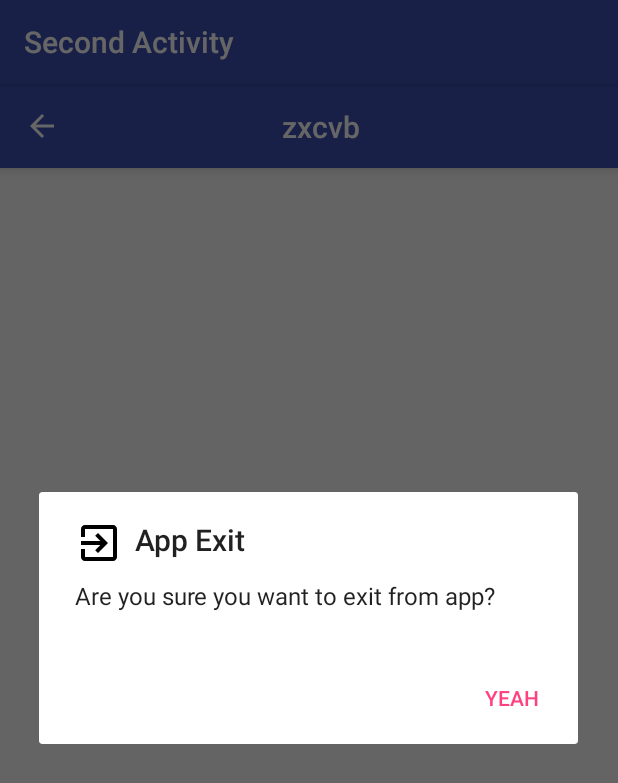
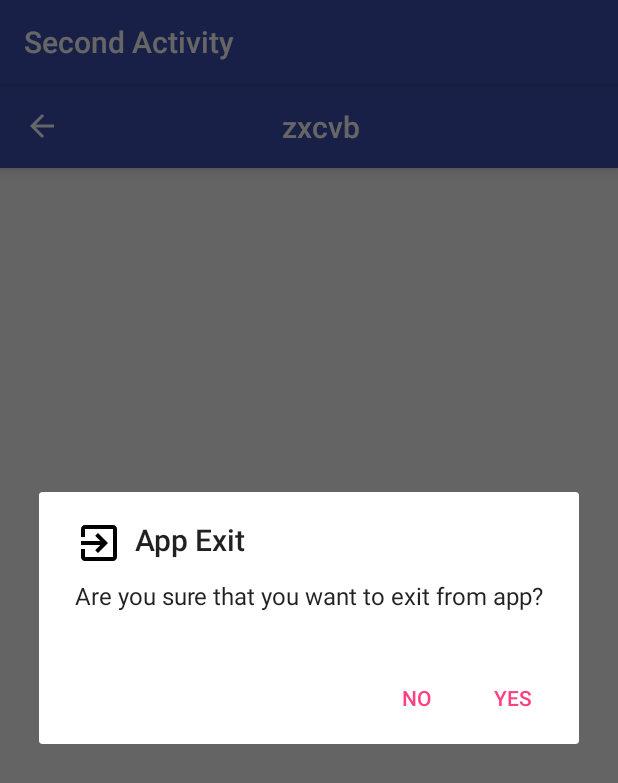
Before and after one commit to preyansh11911/KotlinStructure, an Android app: the SecondActivity screen opened directly, with no data from a screen before it, after a tap on an icon or button, on a phone screen of 412 x 824 dp. Shown: the top 783 px of the screen. Run offline under Robolectric (Android 15) with nearby library versions, the phone set to English and light mode, and no system bars; our stand-ins replace data binding; 3 statements that could not run were skipped.

```diff
--- a/app/build.gradle
+++ b/app/build.gradle
@@ -33,6 +33,7 @@ dependencies {
     implementation 'com.android.support:appcompat-v7:27.1.1'
     implementation 'com.android.support:design:27.1.1'
     implementation 'com.android.support.constraint:constraint-layout:1.1.0'
+    implementation 'com.android.support:support-v4:27.1.1'
     testImplementation 'junit:junit:4.12'
     androidTestImplementation 'com.android.support.test:runner:1.0.2'
     androidTestImplementation 'com.android.support.test.espresso:espresso-core:3.0.2'
--- /dev/null
+++ b/app/src/main/java/com/example/parth/kotlinpractice_2/home/HomeFragment.kt
@@ -0,0 +1,6 @@
+package com.example.parth.kotlinpractice_2.home
+
+
+import android.support.v4.app.Fragment
+
+class HomeFragment : Fragment()
--- a/app/src/main/java/com/example/parth/kotlinpractice_2/kotlin/ext.kt
+++ b/app/src/main/java/com/example/parth/kotlinpractice_2/kotlin/ext.kt
@@ -4,86 +4,100 @@ import android.app.Activity
 import android.content.Context
 import android.content.DialogInterface
 import android.content.Intent
+import android.support.annotation.StringRes
+import android.support.design.widget.Snackbar
+import android.support.v4.app.Fragment
 import android.support.v7.app.AlertDialog
+import android.view.View
+import android.widget.Toast
 import com.example.parth.kotlinpractice_2.R
 
 fun Activity.launchActivity(intent: Intent) {
     this.startActivity(intent)
 }
 
-interface ConfirmationDialogClickListener {
-    fun onNegativeButtonClick(dialog: DialogInterface)
-    fun onPositiveButtonClick(dialog: DialogInterface)
-}
-
-interface ConfirmationDialogListener {
-    fun onNegativeButtonClick()
-}
-
-/** The identifier for the positive button.  */
-val BUTTON_POSITIVE = -1
-
-/** The identifier for the negative button.  */
-val BUTTON_NEGATIVE = -2
-
-fun Context.showConfirmationDialog(icon: Int = R.drawable.ic_app_exit, title: String = "", message: String? = "Are you sure you want to exit from app?", posButtonText: String? = "YES", negButtonText: String = "NO", listner: (Int) -> Unit) {
-//    listner.invoke()
+fun Context.showConfirmationDialog(icon: Int = R.drawable.ic_app_exit, title: String = "App Exit", message: String? = "Are you sure you want to exit from app?", posButtonText: String? = "YES", negButtonText: String = "", postiveClick: (() -> Unit)? = null, negativeClick: (() -> Unit)? = null
+) {
     var alertDialog = AlertDialog.Builder(this)
     alertDialog.apply {
         icon.let { setIcon(it) }
-
-        if (title.isNotBlank()) {
-            setTitle(title)
-        }
-
+        title.let { setTitle(it) }
         message?.let { setMessage(it) }
-        posButtonText?.let { setPositiveButton(it) { dialog, which -> listner.invoke(BUTTON_POSITIVE) } }
-        negButtonText.let { setNegativeButton(it) { dialog, which -> listner.invoke(BUTTON_NEGATIVE) } }
+        posButtonText?.let { setPositiveButton(it) { dialog, which -> postiveClick?.invoke() } }
+        if (negButtonText.isNotBlank())
+            negButtonText.let { setNegativeButton(it) { dialog, which -> negativeClick?.invoke() } }
         create()
         show()
     }
 }
 
-fun Context.showConfirmationDialog(icon: Int = R.drawable.ic_app_exit, title: String = "App Exit", message: String? = "Are you sure you want to exit from app?", posButtonText: String? = "YES", negButtonText: String = "", postiveClick: ((s: String) -> Unit)? = null, negativeClick: ((String) -> Unit)? = null) {
-    var alertDialog = AlertDialog.Builder(this)
-    alertDialog.apply {
-        icon.let { setIcon(it) }
-        title.let { setTitle(it) }
-        message?.let { setMessage(it) }
-        posButtonText?.let { setPositiveButton(it) { dialog, which -> postiveClick?.invoke("sjk") } }
-        if (negButtonText.isNotBlank())
-            negButtonText.let { setNegativeButton(it) { dialog, which -> negativeClick?.invoke("text") } }
-        create()
-        show()
+fun Context.alert(alertDialog: AlertDialogBuilder.() -> Unit) = AlertDialogBuilder(this).apply(alertDialog)
+
+class AlertDialogBuilder(context: Context) {
+
+    lateinit var builder: AlertDialog.Builder
+    lateinit var dialog: AlertDialog
+
+    init {
+        builder = AlertDialog.Builder(context)
+        builder.setCancelable(false)
+    }
+
+    fun title(@StringRes title: Int) {
+        builder.setTitle(title)
+    }
+
+    fun icon(iconRes: Int) {
+        builder.setIcon(iconRes)
+    }
+
+    fun message(@StringRes msg: Int) {
+        builder.setMessage(msg)
+    }
+
+    fun positiveButtonClick(@StringRes s: Int, listener: DialogInterface.() -> Unit) {
+        builder.setPositiveButton(s) { dialog, which -> dialog.listener() }
+    }
+
+    fun negativeButtonClick(@StringRes s: Int, listener: DialogInterface.() -> Unit) {
+        builder.setNegativeButton(s) { dialog, which -> dialog.listener() }
+    }
+
+    fun show() {
+        dialog = builder.create()
+        dialog.show()
+        dialog.setCanceledOnTouchOutside(false)
+    }
+
+    fun makeCancelable() {
+        builder.setCancelable(true)
+    }
+
+    fun makeCancelableOnTouchOutSide() {
+        dialog.setCanceledOnTouchOutside(true)
     }
 }
 
-//fun Context.showConfirmationDialog(listener: (DialogInterface)->Unit) {
-//
-//    var alertDialog = AlertDialog.Builder(this)
-////    alertDialog.apply {
-////        icon?.let { setIcon(it) }
-////        title?.let { setTitle(it) }
-////        message?.let { setMessage(it) }
-//////        posButtonText?.let { setPositiveButton(it) {dialog, which -> listener.run { listener.onPo} }}
-////        negButtonText?.let { setNegativeButton(it) {dialog, which -> listener.invoke(dialog) }}
-////        create()
-////        show()
-////    }
-//}
+fun Fragment.toast(msg: String, duration: Duration) {
+    activity?.toast(msg, duration)
+}
 
-//fun Context.showConfirmationDialog(listener: ()->Unit) {
-//
-//    listener.invoke(d)
-//
-//    var alertDialog = AlertDialog.Builder(this)
-///*    alertDialog.apply {
-//        icon?.let { setIcon(it) }
-//        title?.let { setTitle(it) }
-//        message?.let { setMessage(it) }
-////        posButtonText?.let { setPositiveButton(it) {dialog, which -> listener.run { listener.onPo} }}
-//        negButtonText?.let { setNegativeButton(it) {dialog, which -> listener.onNegativeButtonClick() }}
-//        create()
-//        show()*/
-//    }
-//}
+fun Context.toast(msg: String, duration: Duration) {
+    val dur: Int
+    when (duration) {
+        Duration.LONG -> dur = Toast.LENGTH_LONG
+        Duration.SHORT -> dur = Toast.LENGTH_SHORT
+        else -> {
+            dur = Toast.LENGTH_SHORT
+        }
+    }
+    Toast.makeText(this, msg, dur).show()
+}
+
+fun snack(v: View, msg: String) {
+    Snackbar.make(v, msg, Snackbar.LENGTH_SHORT)
+}
+
+enum class Duration {
+    SHORT, LONG, INDEFINITE
+}
--- a/app/src/main/java/com/example/parth/kotlinpractice_2/module/MainViewModel.kt
+++ b/app/src/main/java/com/example/parth/kotlinpractice_2/module/MainViewModel.kt
@@ -23,6 +23,6 @@ class MainViewModel(_activity: MainActivity) : ActivityViewModel(_activity) {
     }
 
     fun onSecondClick(view: View) {
-        startActivity(SecondActivity.getIntent(coreActivity, false))
+        startActivity(SecondActivity.getIntent(coreActivity, isBackEnabled = true))
     }
 }
--- a/app/src/main/java/com/example/parth/kotlinpractice_2/support/CoreActivity.kt
+++ b/app/src/main/java/com/example/parth/kotlinpractice_2/support/CoreActivity.kt
@@ -14,7 +14,7 @@ import android.widget.LinearLayout
 import com.example.parth.kotlinpractice_2.R
 import com.example.parth.kotlinpractice_2.databinding.ActivityCoreBinding
 import com.example.parth.kotlinpractice_2.databinding.ActivityDrawerBinding
-import com.example.parth.kotlinpractice_2.kotlin.showConfirmationDialog
+import com.example.parth.kotlinpractice_2.kotlin.alert
 import kotlinx.android.synthetic.main.activity_core.*
 import kotlinx.android.synthetic.main.activity_drawer.*
 import kotlinx.android.synthetic.main.app_bar_drawer.*
@@ -31,10 +31,16 @@ abstract class CoreActivity<T : CoreActivity<T, DB, VM>, DB : ViewDataBinding, V
     lateinit var binding: DB
     var vm: VM? = null
     val viewModel: VM
-        get() = createViewModel(activity)
+        get() {
+            if (vm == null) vm = createViewModel(activity)
+            return vm!!
+        }
     var coreVM: ActivityViewModel? = null
     val coreViewModel: ActivityViewModel
-        get() = createCoreViewModel()
+        get() {
+            if (coreVM == null) coreVM = createCoreViewModel()
+            return coreVM!!
+        }
 
     override fun setContentView(childView: View?) {
         val lp = LinearLayout.LayoutParams(ViewGroup.LayoutParams.MATCH_PARENT, ViewGroup.LayoutParams.MATCH_PARENT)
@@ -45,8 +51,15 @@ abstract class CoreActivity<T : CoreActivity<T, DB, VM>, DB : ViewDataBinding, V
         drawer_layout?.let { if (it.isDrawerOpen(GravityCompat.START)) it.closeDrawer(GravityCompat.START) }
 
         if (!isBackEnabled()) {
-            showConfirmationDialog(posButtonText = "YEAH", postiveClick = ::setActionBarTitle)
-
+            alert {
+                icon(R.drawable.ic_app_exit)
+                title(R.string.alert_title)
+                message(R.string.alert_message)
+                positiveButtonClick(R.string.YES) { super.onBackPressed() }
+                negativeButtonClick(R.string.NO) { }
+                makeCancelable()
+                show()
+            }
         } else {
             super.onBackPressed()
         }
@@ -85,15 +98,6 @@ abstract class CoreActivity<T : CoreActivity<T, DB, VM>, DB : ViewDataBinding, V
         }
     }
 
-    fun setActionBarTitle() {
-//        if (isCustomActionbar())
-
-//            coreViewModel.actionBarTitle.set(title)
-//        else
-//            activity.title = title
-
-    }
-
     fun setActionBarTitle(title: String) {
         if (isCustomActionbar())
             coreViewModel.actionBarTitle.set(title)
@@ -126,20 +130,15 @@ abstract class CoreActivity<T : CoreActivity<T, DB, VM>, DB : ViewDataBinding, V
     }
 
     private fun setActionBar(childLayoutRes: Int) {
-        val hasActionBar = hasActionbar()
-        val isCustomActionBar = isCustomActionbar()
-        val isBackEnabled = isBackEnabled()
-        val actionBarTitle = getActionBarTitle()
-
-        if (hasActionBar) {
-            if (isCustomActionBar) {
+        if (hasActionbar()) {
+            if (isCustomActionbar()) {
                 removeActionBar()
                 setBindings(childLayoutRes)
-                setCustomActionBarProperties(isCustomActionBar, actionBarTitle, isBackEnabled)
+                setCustomActionBarProperties(isCustomActionbar(), getActionBarTitle(), isBackEnabled())
                 activity.setSupportActionBar(tool_bar_box)
             } else {
                 setBindings(childLayoutRes)
-                setDefaultActionBarProperties(actionBarTitle, isBackEnabled)
+                setDefaultActionBarProperties(getActionBarTitle(), isBackEnabled())
             }
         } else {
             removeActionBar()
@@ -210,4 +209,5 @@ abstract class CoreActivity<T : CoreActivity<T, DB, VM>, DB : ViewDataBinding, V
     }
 
     open fun setBottomNavDrawerMenu(bottomNavigation: BottomNavigationView) {}
+
 }
--- /dev/null
+++ b/app/src/main/java/com/example/parth/kotlinpractice_2/support/CoreFragment.kt
@@ -0,0 +1,6 @@
+package com.example.parth.kotlinpractice_2.support
+
+import android.databinding.ViewDataBinding
+import android.support.v4.app.Fragment
+
+class CoreFragment<T : CoreFragment<T, DB, VM>, DB : ViewDataBinding, VM : FragmentViewModel> : Fragment()
--- /dev/null
+++ b/app/src/main/java/com/example/parth/kotlinpractice_2/support/FragmentViewModel.kt
@@ -0,0 +1,5 @@
+package com.example.parth.kotlinpractice_2.support
+
+import android.databinding.BaseObservable
+
+class FragmentViewModel : BaseObservable()
--- a/app/src/main/res/layout/activity_core.xml
+++ b/app/src/main/res/layout/activity_core.xml
@@ -49,7 +49,6 @@
             android:id="@+id/bottom_navigation"
             android:layout_width="match_parent"
             android:layout_height="wrap_content"
-            app:menu="@menu/bottom_navigation_menu"
             android:visibility="@{vm.hasBottomNavigation ? View.VISIBLE : View.GONE}"/>
 
     </LinearLayout>
--- a/app/src/main/res/menu/bottom_navigation_menu.xml
+++ b/app/src/main/res/menu/bottom_navigation.xml
@@ -1,7 +1,5 @@
 <?xml version="1.0" encoding="utf-8"?>
-<menu xmlns:android="http://schemas.android.com/apk/res/android"
-    xmlns:tools="http://schemas.android.com/tools"
-    tools:showIn="navigation_view">
+<menu xmlns:android="http://schemas.android.com/apk/res/android">
 
     <item
         android:id="@+id/nav_camera"
--- a/app/src/main/res/values/strings.xml
+++ b/app/src/main/res/values/strings.xml
@@ -8,4 +8,12 @@
     <string name="nav_header_desc">Navigation header</string>
     <string name="action_settings">Settings</string>
     <string name="demo_string">This is Preyansh. This is Preyansh. This is Preyansh. This is Preyansh. This is Preyansh. This is Preyansh. This is Preyansh.</string>
+    <string name="YES">YES</string>
+    <string name="alert_message">Are you sure that you want to exit from app?</string>
+    <string name="alert_title">App Exit</string>
+    <string name="main_activity_title">Preyansh Activity</string>
+    <string name="NO">NO</string>
+
+    <!-- TODO: Remove or change this placeholder text -->
+    <string name="hello_blank_fragment">Hello blank fragment</string>
 </resources>
```
Also changed, not shown: app/src/main/java/com/example/parth/kotlinpractice_2/module/MainActivity.kt (+6 -10 lines), app/src/main/java/com/example/parth/kotlinpractice_2/support/ActivityViewModel.kt (+14 -11 lines), app/src/main/res/layout/activity_main.xml (+0 -11 lines), app/src/main/res/layout/fragment_home.xml (added, +14 -0 lines).
